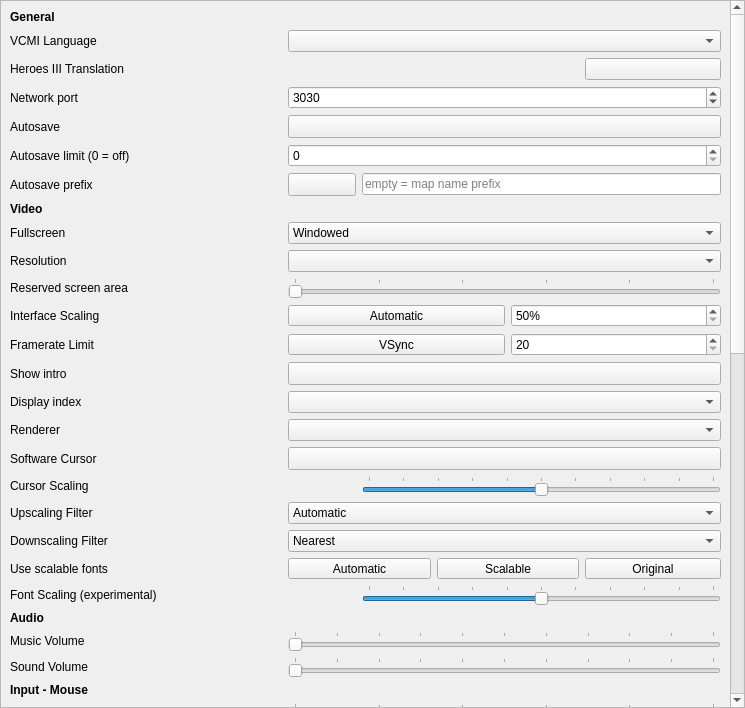
Old version of the form launcher/settingsView/csettingsview_moc.ui in the repository vcmi/vcmi.
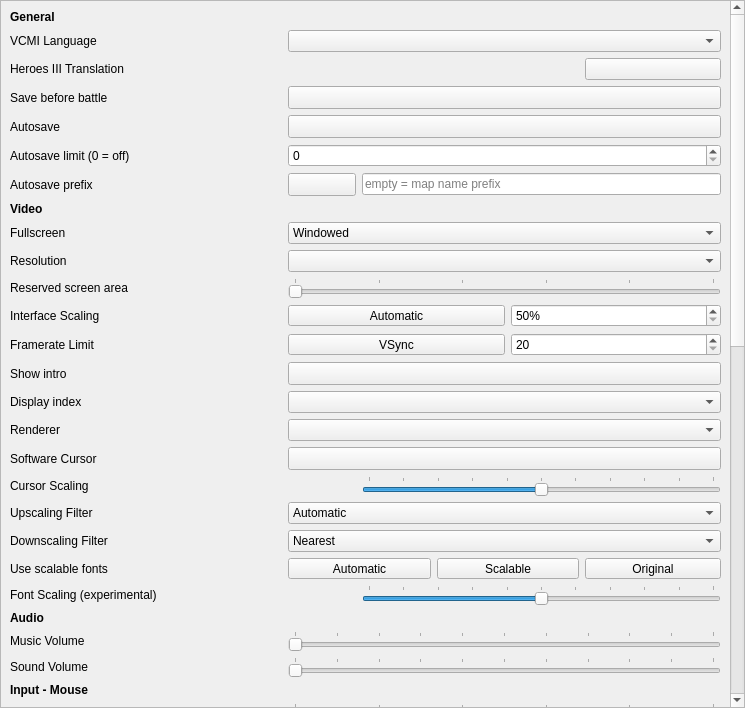
New version of the form.

Commit message: save before each battle. The launcher UI adds 'Save before battle' by replacing original 'Network port' button because insertion new button meaning to move all row index by 1. Also 'network port' seems fitting to be category of 'Network' which is near end of all buttons and it saves a lot modifications.

```diff
--- a/launcher/settingsView/csettingsview_moc.ui
+++ b/launcher/settingsView/csettingsview_moc.ui
@@ -69,7 +69,7 @@
          </property>
         </widget>
        </item>
-       <item row="60" column="0">
+       <item row="61" column="0">
         <widget class="QLabel" name="labelModsValidation">
          <property name="text">
           <string>Mods Validation</string>
@@ -301,7 +301,7 @@
          </property>
         </widget>
        </item>
-       <item row="60" column="5">
+       <item row="61" column="5">
         <widget class="QToolButton" name="buttonValidationFull">
          <property name="enabled">
           <bool>true</bool>
@@ -507,7 +507,7 @@
          </property>
         </widget>
        </item>
-       <item row="5" column="1" colspan="5">
+       <item row="59" column="1" colspan="5">
         <widget class="QSpinBox" name="spinBoxNetworkPort">
          <property name="minimum">
           <number>1024</number>
@@ -667,7 +667,7 @@
          </property>
         </widget>
        </item>
-       <item row="60" column="1" colspan="2">
+       <item row="61" column="1" colspan="2">
         <widget class="QToolButton" name="buttonValidationOff">
          <property name="enabled">
           <bool>true</bool>
@@ -707,7 +707,7 @@
          </property>
         </widget>
        </item>
-       <item row="5" column="0">
+       <item row="59" column="0">
         <widget class="QLabel" name="labelNetworkPort">
          <property name="text">
           <string>Network port</string>
@@ -1133,7 +1133,7 @@
          </property>
         </widget>
        </item>
-       <item row="59" column="0">
+       <item row="60" column="0">
         <widget class="QLabel" name="labelMiscellaneous">
          <property name="font">
           <font>
@@ -1424,7 +1424,7 @@
        <item row="12" column="1" colspan="5">
         <widget class="QComboBox" name="comboBoxResolution"/>
        </item>
-       <item row="60" column="3" colspan="2">
+       <item row="61" column="3" colspan="2">
         <widget class="QToolButton" name="buttonValidationBasic">
          <property name="enabled">
           <bool>true</bool>
@@ -1449,6 +1449,29 @@
          </attribute>
         </widget>
        </item>
+       <item row="5" column="0">
+        <widget class="QLabel" name="labelSaveBeforeBattle">
+         <property name="text">
+          <string>Save before battle</string>
+         </property>
+        </widget>
+       </item>
+       <item row="5" column="1" colspan="5">
+        <widget class="QToolButton" name="buttonSaveBeforeBattle">
+         <property name="sizePolicy">
+          <sizepolicy hsizetype="Minimum" vsizetype="Fixed">
+           <horstretch>0</horstretch>
+           <verstretch>0</verstretch>
+          </sizepolicy>
+         </property>
+         <property name="text">
+          <string/>
+         </property>
+         <property name="checkable">
+          <bool>true</bool>
+         </property>
+        </widget>
+       </item>
       </layout>
      </widget>
     </widget>
```
The commit also changes 5 other files.
